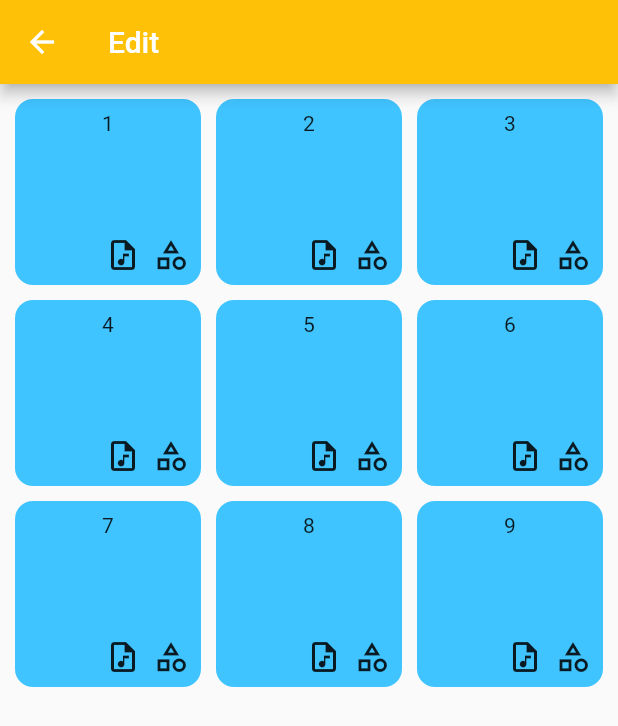
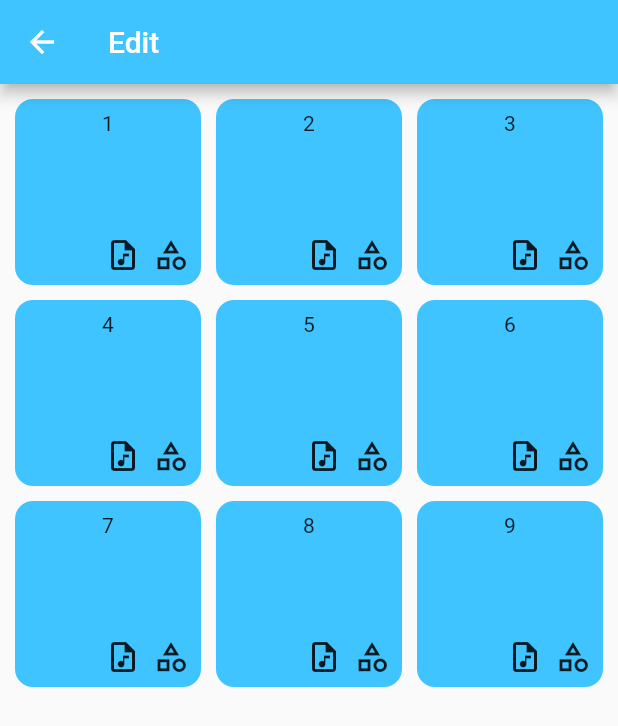
Before and after one commit to TanvirHasanAnik/Timbre_Pad, a Flutter app: the screen it shows after launch, after a tap on the "edit" icon, on a phone screen of 412 x 824 dp. Shown: the top 726 px of the screen. Run offline on Flutter 3.47's test engine with Material 2 defaults, Android fonts, the phone set to English and light mode, and no system bars; our stand-ins replace audioplayers, sqflite; missing offline and left inert: filesystem_picker; accounts and stored records are empty.

Commit message:
edit mode page ui

```diff
--- a/lib/pages/edit_pads_page.dart
+++ b/lib/pages/edit_pads_page.dart
@@ -21,7 +21,7 @@ class _EditPadsPageState extends State<EditPadsPage> {
     return Scaffold(
       appBar: AppBar(
         title: Text("Edit"),
-        backgroundColor: Colors.amber,
+        backgroundColor: Colors.lightBlueAccent,
       ),
       body: SafeArea(
         child: Container(
--- a/lib/pages/play_pads_page.dart
+++ b/lib/pages/play_pads_page.dart
@@ -23,7 +23,7 @@ class _PlayPadsPageState extends State<PlayPadsPage> {
           IconButton(
             icon: Icon(
               Icons.sync,
-              color: Colors.lightBlueAccent,
+              color: Colors.white,
             ),
             onPressed: () {
               setState(() {});
@@ -32,7 +32,7 @@ class _PlayPadsPageState extends State<PlayPadsPage> {
           IconButton(
             icon: Icon(
               Icons.edit,
-              color: Colors.lightBlueAccent,
+              color: Colors.white,
             ),
             onPressed: () {
               Navigator.push(context,
@@ -41,7 +41,7 @@ class _PlayPadsPageState extends State<PlayPadsPage> {
           ),
         ],
         title: Text("Play"),
-        backgroundColor: Colors.amber,
+        backgroundColor: Colors.greenAccent,
       ),
       body: SafeArea(
         child: Container(
```
